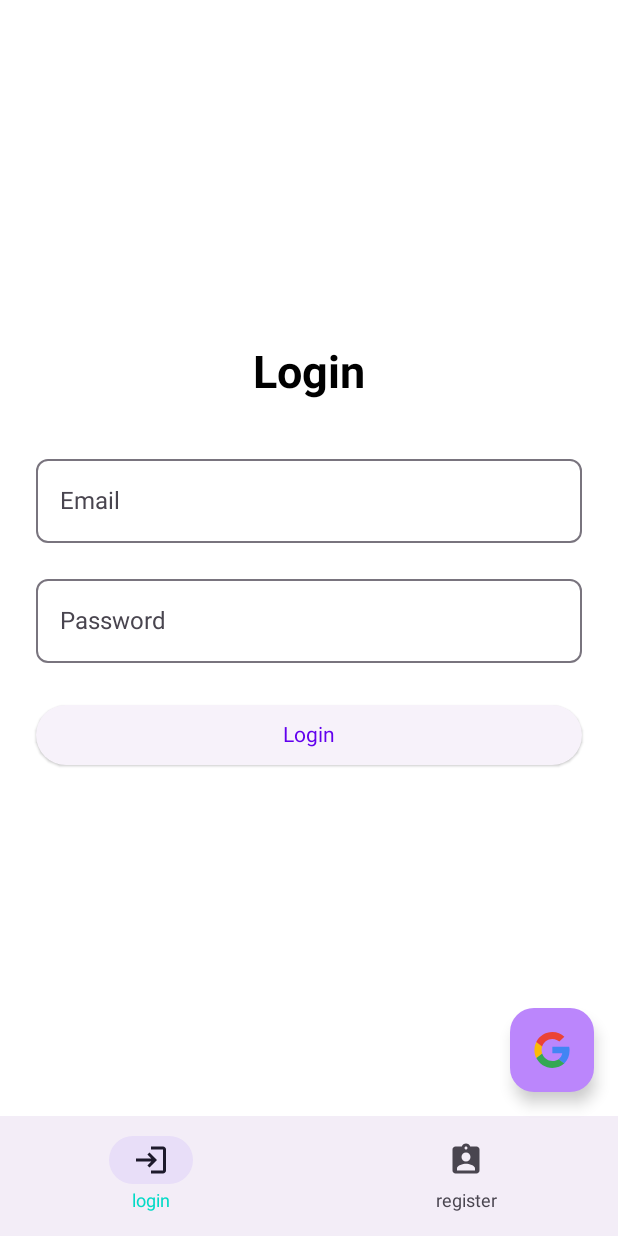
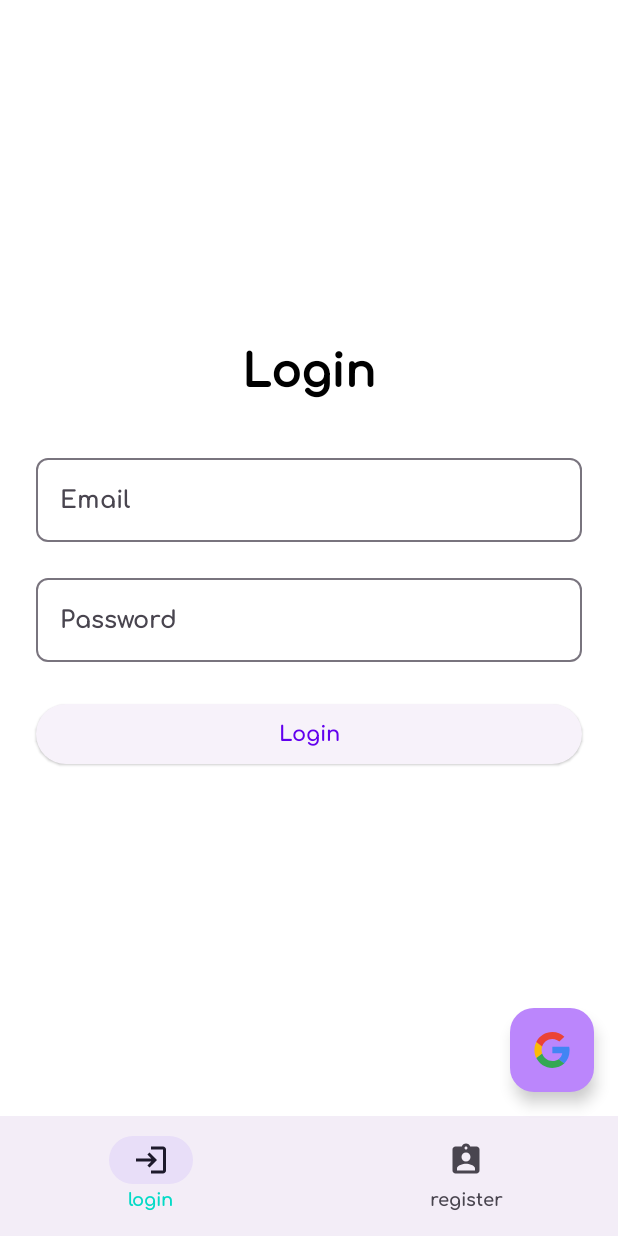
Before and after one commit to Fuwuffyi/Mobile2025-WalkAndTag, an Android app built with Jetpack Compose: the screen it shows after launch (AuthActivity), on a phone screen of 412 x 824 dp. Run offline under Robolectric (Android 15) with nearby library versions, the phone set to English and light mode, and no system bars; our stand-ins replace Firebase (no records; nobody signed in at launch, a user with empty details on screens opened directly).

Commit message:
Add custom font

```diff
--- a/app/src/main/java/com/github/walkandtag/ui/pages/Settings.kt
+++ b/app/src/main/java/com/github/walkandtag/ui/pages/Settings.kt
@@ -122,8 +122,7 @@ fun Settings() {
                 val intent = Intent(context, AuthActivity::class.java)
                 context.startActivity(intent)
                 (context as? Activity)?.finish()
-            },
-            colors = ButtonDefaults.buttonColors(containerColor = Color(0xFF6200EE))
+            }
         ) {
             Text("Logout")
             Spacer(modifier = Modifier.width(8.dp))
--- a/app/src/main/java/com/github/walkandtag/ui/theme/Theme.kt
+++ b/app/src/main/java/com/github/walkandtag/ui/theme/Theme.kt
@@ -36,8 +36,6 @@ private val DarkColorScheme = darkColorScheme(
 fun WalkAndTagTheme(darkTheme: Boolean = isSystemInDarkTheme(), content: @Composable () -> Unit) {
     val colors = if (darkTheme) DarkColorScheme else LightColorScheme
     MaterialTheme(
-        colorScheme = colors,
-        typography = Typography,
-        content = content
+        colorScheme = colors, typography = Typography, content = content
     )
 }
--- a/app/src/main/java/com/github/walkandtag/ui/theme/Type.kt
+++ b/app/src/main/java/com/github/walkandtag/ui/theme/Type.kt
@@ -1,70 +1,50 @@
 package com.github.walkandtag.ui.theme
 
 import androidx.compose.material3.Typography
+import androidx.compose.ui.text.ExperimentalTextApi
 import androidx.compose.ui.text.TextStyle
+import androidx.compose.ui.text.font.Font
 import androidx.compose.ui.text.font.FontFamily
+import androidx.compose.ui.text.font.FontVariation
 import androidx.compose.ui.text.font.FontWeight
 import androidx.compose.ui.unit.sp
+import com.github.walkandtag.R
+
+@OptIn(ExperimentalTextApi::class)
+private val comfortaaFontFamily = FontFamily(
+    Font(
+        R.font.comfortaa_variable, variationSettings = FontVariation.Settings(
+            FontVariation.weight(700),
+            FontVariation.width(30f),
+            FontVariation.slant(-6f),
+        )
+    )
+)
 
 val Typography = Typography(
     displayLarge = TextStyle(
-        fontFamily = FontFamily.Default,
-        fontWeight = FontWeight.Bold,
-        fontSize = 57.sp
-    ),
-    displayMedium = TextStyle(
-        fontFamily = FontFamily.Default,
-        fontWeight = FontWeight.Bold,
-        fontSize = 45.sp
-    ),
-    displaySmall = TextStyle(
-        fontFamily = FontFamily.Default,
-        fontWeight = FontWeight.Bold,
-        fontSize = 36.sp
-    ),
-    headlineLarge = TextStyle(
-        fontFamily = FontFamily.Default,
-        fontWeight = FontWeight.Bold,
-        fontSize = 32.sp
-    ),
-    headlineMedium = TextStyle(
-        fontFamily = FontFamily.Default,
-        fontWeight = FontWeight.Bold,
-        fontSize = 28.sp
-    ),
-    headlineSmall = TextStyle(
-        fontFamily = FontFamily.Default,
-        fontWeight = FontWeight.Bold,
-        fontSize = 24.sp
-    ),
-    bodyLarge = TextStyle(
-        fontFamily = FontFamily.Default,
-        fontWeight = FontWeight.Normal,
-        fontSize = 16.sp
-    ),
-    bodyMedium = TextStyle(
-        fontFamily = FontFamily.Default,
-        fontWeight = FontWeight.Normal,
-        fontSize = 14.sp
-    ),
-    bodySmall = TextStyle(
-        fontFamily = FontFamily.Default,
-        fontWeight = FontWeight.Normal,
-        fontSize = 12.sp
-    ),
-    labelLarge = TextStyle(
-        fontFamily = FontFamily.Default,
-        fontWeight = FontWeight.Normal,
-        fontSize = 14.sp
-    ),
-    labelMedium = TextStyle(
-        fontFamily = FontFamily.Default,
-        fontWeight = FontWeight.Normal,
-        fontSize = 12.sp
-    ),
-    labelSmall = TextStyle(
-        fontFamily = FontFamily.Default,
-        fontWeight = FontWeight.Normal,
-        fontSize = 11.sp
+        fontFamily = comfortaaFontFamily, fontWeight = FontWeight.Bold, fontSize = 57.sp
+    ), displayMedium = TextStyle(
+        fontFamily = comfortaaFontFamily, fontWeight = FontWeight.Bold, fontSize = 45.sp
+    ), displaySmall = TextStyle(
+        fontFamily = comfortaaFontFamily, fontWeight = FontWeight.Bold, fontSize = 36.sp
+    ), headlineLarge = TextStyle(
+        fontFamily = comfortaaFontFamily, fontWeight = FontWeight.Bold, fontSize = 32.sp
+    ), headlineMedium = TextStyle(
+        fontFamily = comfortaaFontFamily, fontWeight = FontWeight.Bold, fontSize = 28.sp
+    ), headlineSmall = TextStyle(
+        fontFamily = comfortaaFontFamily, fontWeight = FontWeight.Bold, fontSize = 24.sp
+    ), bodyLarge = TextStyle(
+        fontFamily = comfortaaFontFamily, fontWeight = FontWeight.Normal, fontSize = 16.sp
+    ), bodyMedium = TextStyle(
+        fontFamily = comfortaaFontFamily, fontWeight = FontWeight.Normal, fontSize = 14.sp
+    ), bodySmall = TextStyle(
+        fontFamily = comfortaaFontFamily, fontWeight = FontWeight.Normal, fontSize = 12.sp
+    ), labelLarge = TextStyle(
+        fontFamily = comfortaaFontFamily, fontWeight = FontWeight.Normal, fontSize = 14.sp
+    ), labelMedium = TextStyle(
+        fontFamily = comfortaaFontFamily, fontWeight = FontWeight.Normal, fontSize = 12.sp
+    ), labelSmall = TextStyle(
+        fontFamily = comfortaaFontFamily, fontWeight = FontWeight.Normal, fontSize = 11.sp
     )
 )
```
Also changed, not shown: app/src/main/res/font/comfortaa_variable.ttf (added).
